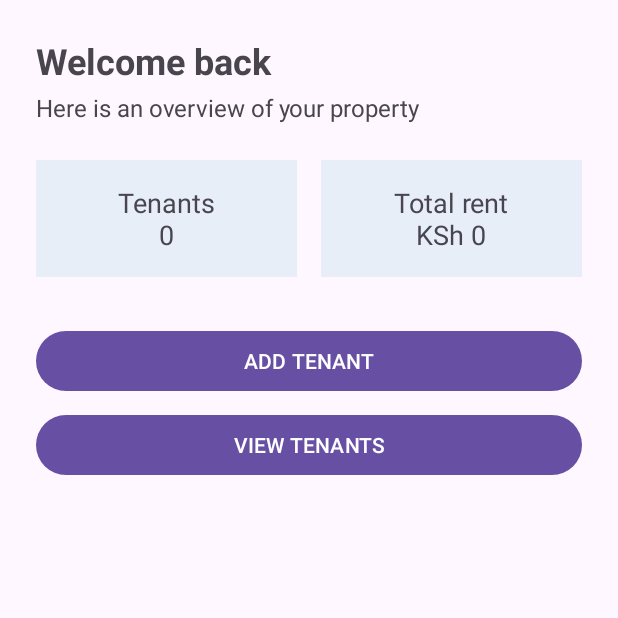
After one commit to EthieuRin/TenantManagementSystemss, an Android app: the fragment DashboardFragment shown on its own in the app's theme, on a phone screen of 412 x 824 dp, the top half of it. The commit adds this screen. Run offline under Robolectric (Android 15) with nearby library versions, the phone set to English and light mode, and no system bars.

Commit message:
Lab 6 work

```diff
--- a/app/build.gradle.kts
+++ b/app/build.gradle.kts
@@ -1,5 +1,6 @@
 plugins {
     alias(libs.plugins.android.application)
+    id("androidx.navigation.safeargs.kotlin")
     //id("kotlin-kapt")
 }
 
@@ -38,6 +39,8 @@ android {
 }
 
 dependencies {
+    implementation("androidx.navigation:navigation-fragment-ktx:2.9.8")
+    implementation("androidx.navigation:navigation-ui-ktx:2.9.8")
     implementation(libs.androidx.activity.ktx)
     implementation(libs.androidx.appcompat)
     implementation(libs.androidx.constraintlayout)
@@ -46,4 +49,5 @@ dependencies {
     testImplementation(libs.junit)
     androidTestImplementation(libs.androidx.espresso.core)
     androidTestImplementation(libs.androidx.junit)
+
 }
--- /dev/null
+++ b/app/src/main/java/com/example/tenantmanagementsystem/DashboardFragment.kt
@@ -0,0 +1,46 @@
+package com.example.tenantmanagementsystem
+
+import android.os.Bundle
+import android.view.LayoutInflater
+import android.view.View
+import android.view.ViewGroup
+import androidx.fragment.app.Fragment
+import com.example.tenantmanagementsystem.databinding.FragmentDashboardBinding
+
+class DashboardFragment : Fragment() {
+
+    private var _binding: FragmentDashboardBinding? = null
+    private val binding get() = _binding!!
+
+    override fun onCreateView(
+        inflater: LayoutInflater,
+        container: ViewGroup?,
+        savedInstanceState: Bundle?
+    ): View {
+        _binding = FragmentDashboardBinding.inflate(
+            inflater, container, false
+        )
+        return binding.root
+    }
+
+    override fun onViewCreated(
+        view: View,
+        savedInstanceState: Bundle?
+    ) {
+        super.onViewCreated(view, savedInstanceState)
+
+        val tenantCount = TenantRepository.tenants.size
+        val totalRent = TenantRepository.totalRent()
+
+        binding.tenantCountTextView.text =
+            "Tenants\n$tenantCount"
+
+        binding.totalRentTextView.text =
+            "Total rent\nKSh %,.0f".format(totalRent)
+    }
+
+    override fun onDestroyView() {
+        super.onDestroyView()
+        _binding = null
+    }
+}
--- a/app/src/main/java/com/example/tenantmanagementsystem/Tenant.kt
+++ b/app/src/main/java/com/example/tenantmanagementsystem/Tenant.kt
@@ -1,10 +1,12 @@
 package com.example.tenantmanagementsystem
+
+import java.io.Serializable
 
 data class Tenant(
     val name: String,
     val phone: String,
     val rent: String
-) {
+) : Serializable {
 
     fun summary(): String {
         return "Tenant: $name\nPhone: $phone\nRent: KSh $rent"
--- /dev/null
+++ b/app/src/main/java/com/example/tenantmanagementsystem/TenantRepository.kt
@@ -0,0 +1,16 @@
+package com.example.tenantmanagementsystem
+
+object TenantRepository {
+
+    val tenants = mutableListOf<Tenant>()
+
+    fun addTenant(tenant: Tenant) {
+        tenants.add(tenant)
+    }
+
+    fun totalRent(): Double {
+        return tenants.sumOf {
+            it.rent.toDoubleOrNull() ?: 0.0
+        }
+    }
+}
--- /dev/null
+++ b/app/src/main/res/layout/fragment_add_tenant.xml
@@ -0,0 +1,6 @@
+<?xml version="1.0" encoding="utf-8"?>
+<androidx.constraintlayout.widget.ConstraintLayout xmlns:android="http://schemas.android.com/apk/res/android"
+    android:layout_width="match_parent"
+    android:layout_height="match_parent">
+
+</androidx.constraintlayout.widget.ConstraintLayout>
--- /dev/null
+++ b/app/src/main/res/layout/fragment_dashboard.xml
@@ -0,0 +1,78 @@
+<?xml version="1.0" encoding="utf-8"?>
+<androidx.constraintlayout.widget.ConstraintLayout
+    xmlns:android="http://schemas.android.com/apk/res/android"
+    xmlns:app="http://schemas.android.com/apk/res-auto"
+    android:layout_width="match_parent"
+    android:layout_height="match_parent"
+    android:padding="24dp">
+
+    <TextView
+        android:id="@+id/welcomeTextView"
+        android:layout_width="wrap_content"
+        android:layout_height="wrap_content"
+        android:text="Welcome back"
+        android:textSize="24sp"
+        android:textStyle="bold"
+        app:layout_constraintTop_toTopOf="parent"
+        app:layout_constraintStart_toStartOf="parent"/>
+
+    <TextView
+        android:id="@+id/overviewTextView"
+        android:layout_width="wrap_content"
+        android:layout_height="wrap_content"
+        android:text="Here is an overview of your property"
+        android:textSize="16sp"
+        android:layout_marginTop="4dp"
+        app:layout_constraintTop_toBottomOf="@id/welcomeTextView"
+        app:layout_constraintStart_toStartOf="parent"/>
+
+    <TextView
+        android:id="@+id/tenantCountTextView"
+        android:layout_width="0dp"
+        android:layout_height="wrap_content"
+        android:text="Tenants&#10;0"
+        android:textSize="18sp"
+        android:gravity="center"
+        android:padding="16dp"
+        android:background="#E8EEF7"
+        android:layout_marginTop="24dp"
+        android:layout_marginEnd="8dp"
+        app:layout_constraintTop_toBottomOf="@id/overviewTextView"
+        app:layout_constraintStart_toStartOf="parent"
+        app:layout_constraintEnd_toStartOf="@id/totalRentTextView"/>
+
+    <TextView
+        android:id="@+id/totalRentTextView"
+        android:layout_width="0dp"
+        android:layout_height="wrap_content"
+        android:text="Total rent&#10;KSh 0"
+        android:textSize="18sp"
+        android:gravity="center"
+        android:padding="16dp"
+        android:background="#E8EEF7"
+        android:layout_marginStart="8dp"
+        app:layout_constraintTop_toTopOf="@id/tenantCountTextView"
+        app:layout_constraintStart_toEndOf="@id/tenantCountTextView"
+        app:layout_constraintEnd_toEndOf="parent"/>
+
+    <Button
+        android:id="@+id/addTenantButton"
+        android:layout_width="0dp"
+        android:layout_height="wrap_content"
+        android:text="ADD TENANT"
+        android:layout_marginTop="32dp"
+        app:layout_constraintTop_toBottomOf="@id/tenantCountTextView"
+        app:layout_constraintStart_toStartOf="parent"
+        app:layout_constraintEnd_toEndOf="parent"/>
+
+    <Button
+        android:id="@+id/viewTenantsButton"
+        android:layout_width="0dp"
+        android:layout_height="wrap_content"
+        android:text="VIEW TENANTS"
+        android:layout_marginTop="8dp"
+        app:layout_constraintTop_toBottomOf="@id/addTenantButton"
+        app:layout_constraintStart_toStartOf="parent"
+        app:layout_constraintEnd_toEndOf="parent"/>
+
+</androidx.constraintlayout.widget.ConstraintLayout>
--- a/build.gradle.kts
+++ b/build.gradle.kts
@@ -1,4 +1,5 @@
 // Top-level build file where you can add configuration options common to all sub-projects/modules.
 plugins {
     alias(libs.plugins.android.application) apply false
+    id("androidx.navigation.safeargs.kotlin") version "2.9.8" apply false
 }
```
Also changed, not shown: app/src/main/java/com/example/tenantmanagementsystem/AddTenantFragment.kt (added, +39 -0 lines), app/src/main/java/com/example/tenantmanagementsystem/MainActivity.kt (+63 -0 lines), app/src/main/java/com/example/tenantmanagementsystem/ViewTenantsFragment.kt (added, +49 -0 lines), app/src/main/res/layout/fragment_view_tenants.xml (added, +83 -0 lines), app/src/main/res/navigation/nav_graph.xml (added, +48 -0 lines).
